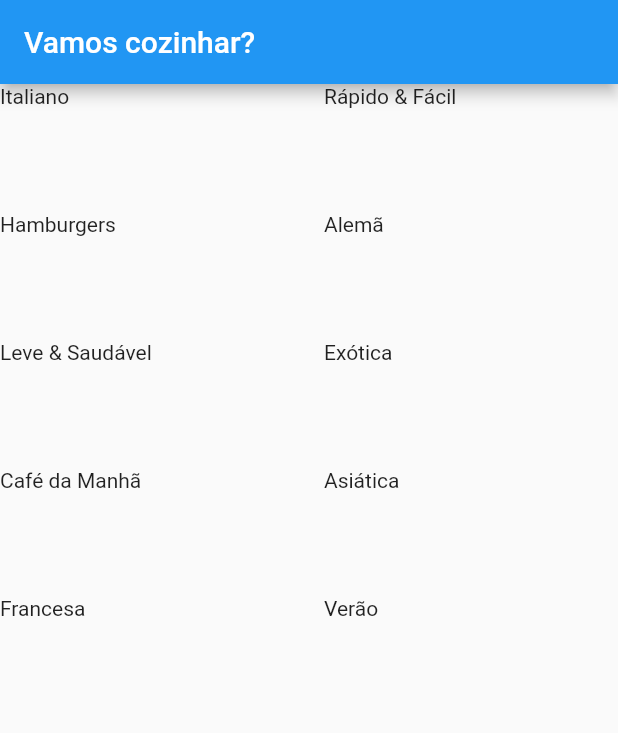
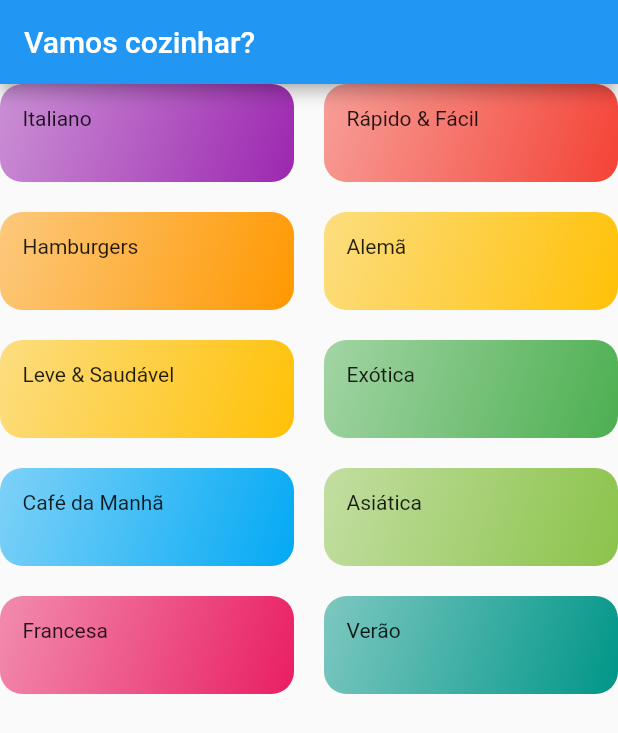
Before and after one commit to Edusu123/meals, a Flutter app: the screen it shows after launch, on a phone screen of 412 x 824 dp. Shown: the top 733 px of the screen. Run offline on Flutter 3.47's test engine with Material 2 defaults, Android fonts, the phone set to English and light mode, and no system bars.

Commit message:
item category component :lipstick:

```diff
--- a/lib/components/category_item.dart
+++ b/lib/components/category_item.dart
@@ -11,6 +11,13 @@ class CategoryItem extends StatelessWidget {
   Widget build(BuildContext context) {
     return Container(
       child: Text(category.title),
+      decoration: BoxDecoration(
+          borderRadius: BorderRadius.circular(15),
+          gradient: LinearGradient(
+              begin: Alignment.topLeft,
+              colors: [category.color.withOpacity(0.5), category.color],
+              end: Alignment.bottomRight)),
+      padding: const EdgeInsets.all(15),
     );
   }
 }
--- a/lib/screens/categories_screen.dart
+++ b/lib/screens/categories_screen.dart
@@ -8,7 +8,7 @@ class CategoriesScreen extends StatelessWidget {
   Widget build(BuildContext context) {
     return Scaffold(
       appBar: AppBar(
-        title: Text('Vamos cozinhar?'),
+        title: const Text('Vamos cozinhar?'),
       ),
       body: GridView(
         gridDelegate: const SliverGridDelegateWithMaxCrossAxisExtent(
```
